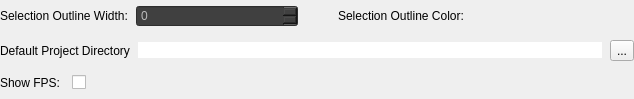
The window that src/dialogs/preferences/worldsettings.ui (jahshaka/Studio) describes before a commit, drawn with Qt 5.
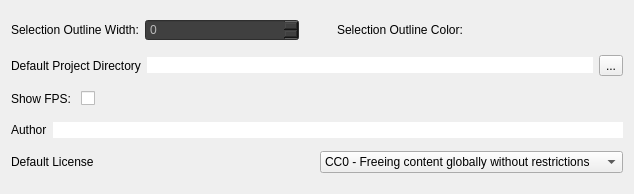
The same window after the commit. Icons and pictures are not drawn. Custom widgets are drawn as their Qt base class.

Diff of the .ui file:
```diff
--- a/src/dialogs/preferences/worldsettings.ui
+++ b/src/dialogs/preferences/worldsettings.ui
@@ -7,14 +7,18 @@
     <x>0</x>
     <y>0</y>
     <width>634</width>
-    <height>99</height>
+    <height>194</height>
    </rect>
   </property>
   <property name="windowTitle">
    <string>Form</string>
   </property>
   <property name="styleSheet">
-   <string notr="true">
+   <string notr="true">/* Double Spin Box */
+QLineEdit {
+	border: none;
+}
+
 /* Double Spin Box */
 QDoubleSpinBox {
    /*	padding-right: 15px; /* make room for the arrows */
@@ -68,21 +72,6 @@
 }</string>
   </property>
   <layout class="QGridLayout" name="gridLayout">
-   <property name="leftMargin">
-    <number>0</number>
-   </property>
-   <property name="topMargin">
-    <number>0</number>
-   </property>
-   <property name="rightMargin">
-    <number>0</number>
-   </property>
-   <property name="bottomMargin">
-    <number>0</number>
-   </property>
-   <property name="spacing">
-    <number>8</number>
-   </property>
    <item row="0" column="0">
     <layout class="QHBoxLayout" name="horizontalLayout_3">
      <item>
@@ -217,6 +206,40 @@
      </item>
     </layout>
    </item>
+   <item row="3" column="0">
+    <layout class="QHBoxLayout" name="horizontalLayout_4">
+     <item>
+      <widget class="QLabel" name="label_5">
+       <property name="text">
+        <string>Author</string>
+       </property>
+      </widget>
+     </item>
+     <item>
+      <widget class="QLineEdit" name="author"/>
+     </item>
+    </layout>
+   </item>
+   <item row="4" column="0">
+    <layout class="QHBoxLayout" name="horizontalLayout_5">
+     <item>
+      <widget class="QLabel" name="label_6">
+       <property name="text">
+        <string>Default License</string>
+       </property>
+      </widget>
+     </item>
+     <item>
+      <widget class="QComboBox" name="cc">
+       <item>
+        <property name="text">
+         <string>CC0 - Freeing content globally without restrictions</string>
+        </property>
+       </item>
+      </widget>
+     </item>
+    </layout>
+   </item>
   </layout>
  </widget>
  <customwidgets>
```
